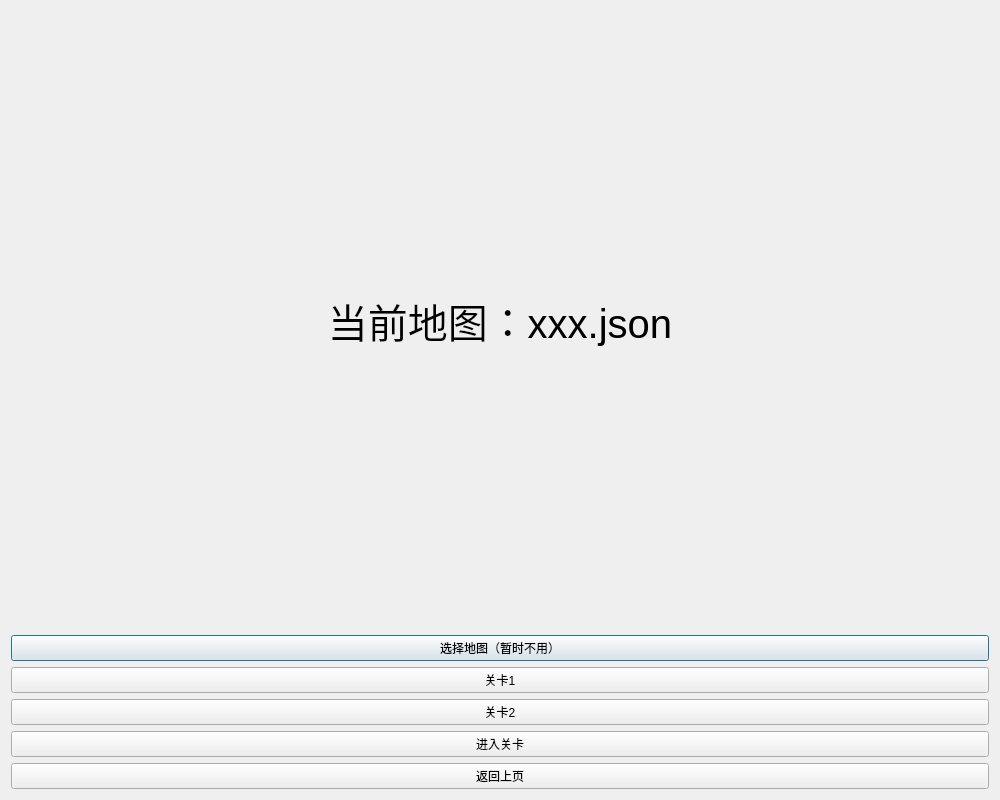
Loganloxsins/Inner-TD-Tale, file forms/mapchoosewindow.ui: the form before one commit.
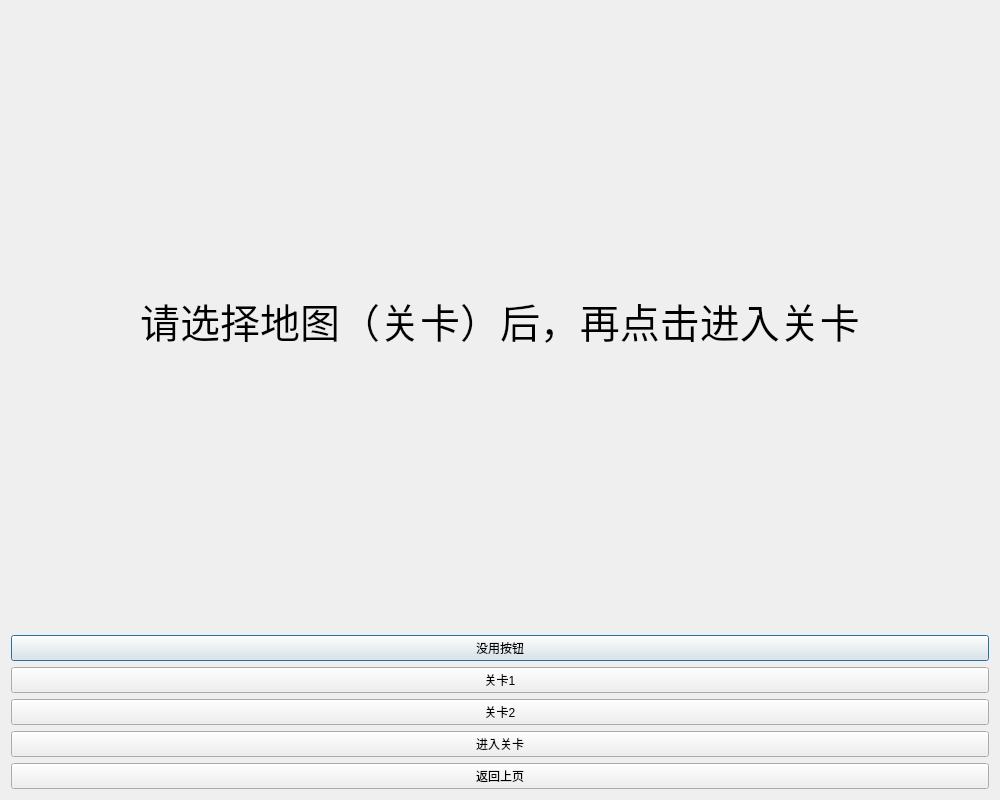
The form after the commit.

What changed in the file:
```diff
--- a/forms/mapchoosewindow.ui
+++ b/forms/mapchoosewindow.ui
@@ -22,7 +22,7 @@
       </font>
      </property>
      <property name="text">
-      <string>当前地图：xxx.json</string>
+      <string>请选择地图（关卡）后，再点击进入关卡</string>
      </property>
      <property name="alignment">
       <set>Qt::AlignCenter</set>
@@ -32,7 +32,7 @@
    <item>
     <widget class="QPushButton" name="pushButton_MapChoose">
      <property name="text">
-      <string>选择地图（暂时不用）</string>
+      <string>没用按钮</string>
      </property>
     </widget>
    </item>
```
